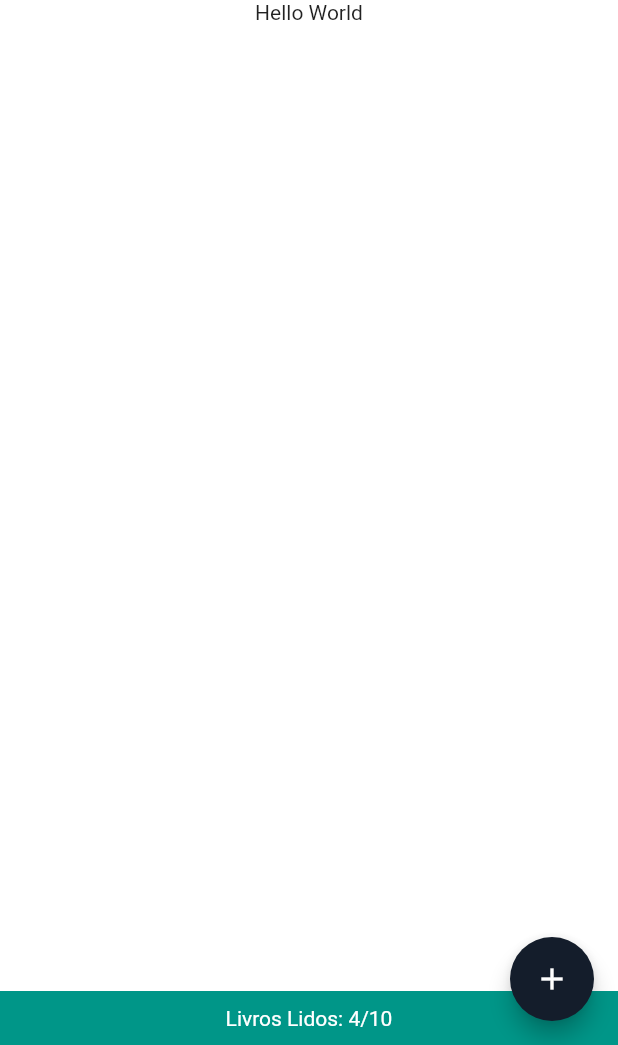
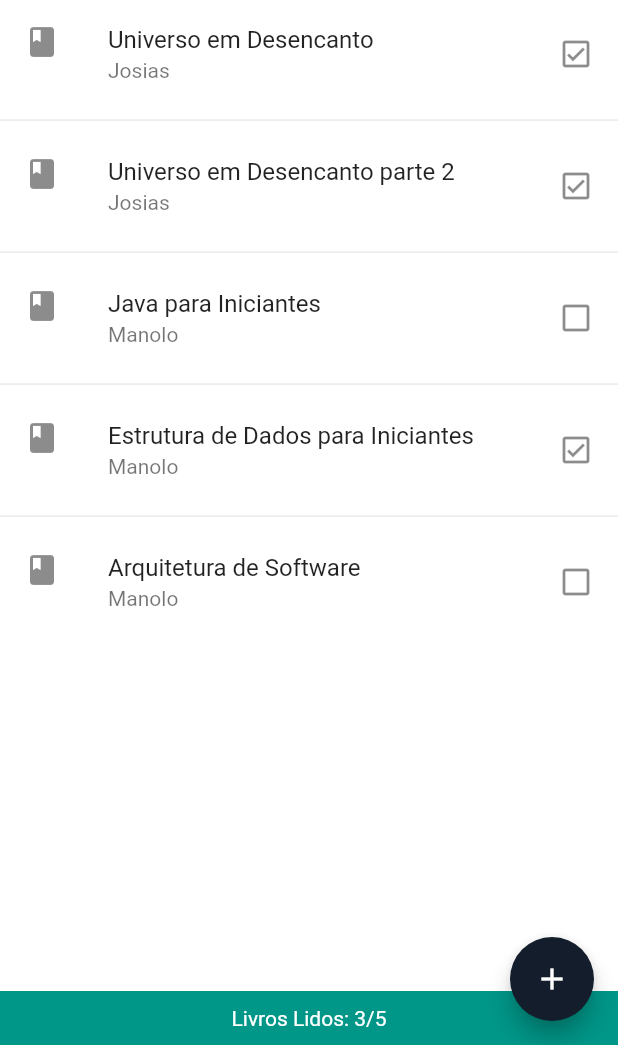
Before and after one commit to luizdebem/power-library, a Flutter app: the screen it shows after launch, on a phone screen of 412 x 824 dp, the part 191-1236 px from its top. Run offline on Flutter 3.47's test engine with Material 2 defaults, Android fonts, the phone set to English and light mode, and no system bars.

Commit message:
Lesson part two

```diff
--- a/lib/main.dart
+++ b/lib/main.dart
@@ -1,4 +1,5 @@
 import 'package:flutter/material.dart';
+import 'package:power_library/models/book.dart';
 import './utils/utils.dart';
 
 void main() {
@@ -25,6 +26,24 @@ class Home extends StatefulWidget {
 }
 
 class _HomeState extends State<Home> {
+  List<Book> _myBooks = [
+    Book(author: "Josias", title: "Universo em Desencanto", isRead: true),
+    Book(
+        author: "Josias",
+        title: "Universo em Desencanto parte 2",
+        isRead: true),
+    Book(author: "Manolo", title: "Java para Iniciantes", isRead: false),
+    Book(
+        author: "Manolo",
+        title: "Estrutura de Dados para Iniciantes",
+        isRead: true),
+    Book(author: "Manolo", title: "Arquitetura de Software", isRead: false)
+  ];
+
+  int readBooksCount() {
+    return _myBooks.where((book) => book.isRead).length;
+  }
+
   @override
   Widget build(BuildContext context) {
     bool isIOS = Theme.of(context).platform == TargetPlatform.iOS;
@@ -45,13 +64,27 @@ class _HomeState extends State<Home> {
                 width: 240.0,
               ),
             ),
-            Expanded(child: Text("Hello World")),
+            Expanded(
+              child: ListView.separated(
+                itemCount: _myBooks.length,
+                itemBuilder: (ctx, index) => ListTile(
+                  title: Text(_myBooks[index].title),
+                  subtitle: Text(_myBooks[index].author),
+                  leading: Icon(Icons.book),
+                  trailing: _myBooks[index].isRead
+                      ? Icon(Icons.check_box_outlined)
+                      : Icon(Icons.check_box_outline_blank),
+                ),
+                separatorBuilder: (context, index) => Divider(),
+              ),
+            ),
             Container(
                 alignment: Alignment.center,
                 padding: EdgeInsets.fromLTRB(
                     20.0, isIOS ? 20.0 : 10.0, 20.0, isIOS ? 22.0 : 10.0),
                 decoration: BoxDecoration(color: Colors.teal),
-                child: Text("Livros Lidos: 4/10",
+                child: Text(
+                    "Livros Lidos: ${readBooksCount()}/${_myBooks.length}",
                     style: TextStyle(color: Colors.white)))
           ],
         ),
--- /dev/null
+++ b/lib/models/book.dart
@@ -0,0 +1,44 @@
+class Book {
+  String id;
+  String cover;
+  String title;
+  String author;
+  bool isRead;
+  int rate;
+
+  Book({
+    this.id,
+    this.cover,
+    this.title,
+    this.author,
+    this.isRead,
+    this.rate,
+  });
+
+  @override
+  String toString() {
+    return 'Book(id: $id, cover: $cover, title: $title, author: $author, isRead: $isRead, rate: $rate)';
+  }
+
+  factory Book.fromJson(Map<String, dynamic> json) {
+    return Book(
+      id: json['id'] as String,
+      cover: json['cover'] as String,
+      title: json['title'] as String,
+      author: json['author'] as String,
+      isRead: json['isRead'] as bool,
+      rate: json['rate'] as int,
+    );
+  }
+
+  Map<String, dynamic> toJson() {
+    return {
+      'id': id,
+      'cover': cover,
+      'title': title,
+      'author': author,
+      'isRead': isRead,
+      'rate': rate,
+    };
+  }
+}
```
